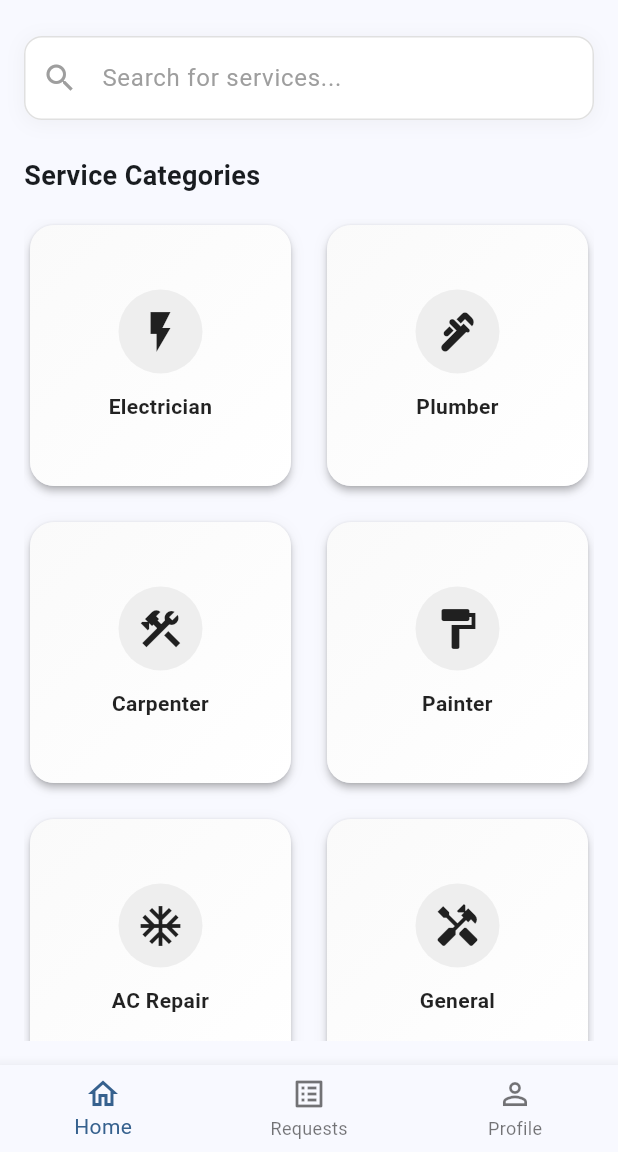
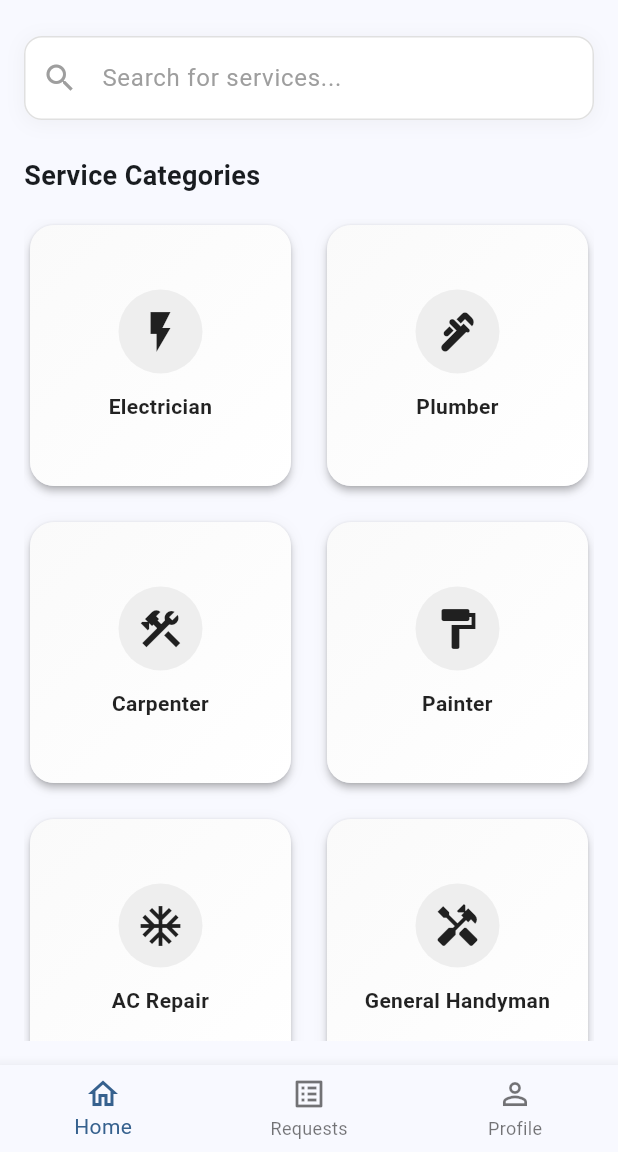
Before and after one commit to Abdurezakkemal/Handy_Connect, a Flutter app: the HomeScreen screen opened by its route, on a phone screen of 412 x 824 dp, the part 84-1236 px from its top. Run offline on Flutter 3.47's test engine with Material 3 defaults, Android fonts, the light colour scheme and no system bars; our stand-ins replace bloc, cloud_firestore, dartz, dio, equatable, firebase_auth and 5 more; accounts and stored records are empty.

Commit message:
fix: home screen of customer

```diff
--- a/handy_connect/lib/features/customer/presentation/home_screen.dart
+++ b/handy_connect/lib/features/customer/presentation/home_screen.dart
@@ -17,7 +17,7 @@ class _HomeScreenState extends State<HomeScreen> {
     {'name': 'Carpenter', 'icon': Icons.construction},
     {'name': 'Painter', 'icon': Icons.format_paint},
     {'name': 'AC Repair', 'icon': Icons.ac_unit},
-    {'name': 'General', 'icon': Icons.handyman},
+    {'name': 'General Handyman', 'icon': Icons.handyman},
   ];
   List<Map<String, dynamic>> _filteredServices = [];
 
--- a/handy_connect/lib/main.dart
+++ b/handy_connect/lib/main.dart
@@ -28,6 +28,7 @@ class MyApp extends StatelessWidget {
               colorScheme: ColorScheme.fromSeed(seedColor: Colors.blue),
               useMaterial3: true,
             ),
+            debugShowCheckedModeBanner: false,
             routerConfig: router,
           );
         },
```
